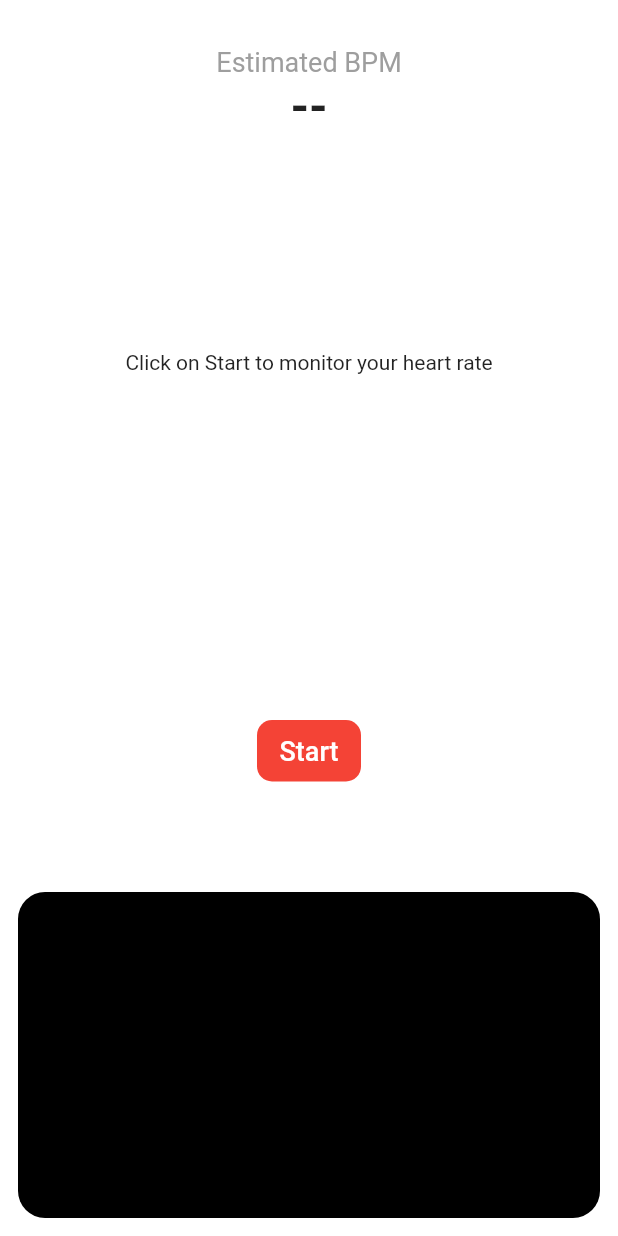
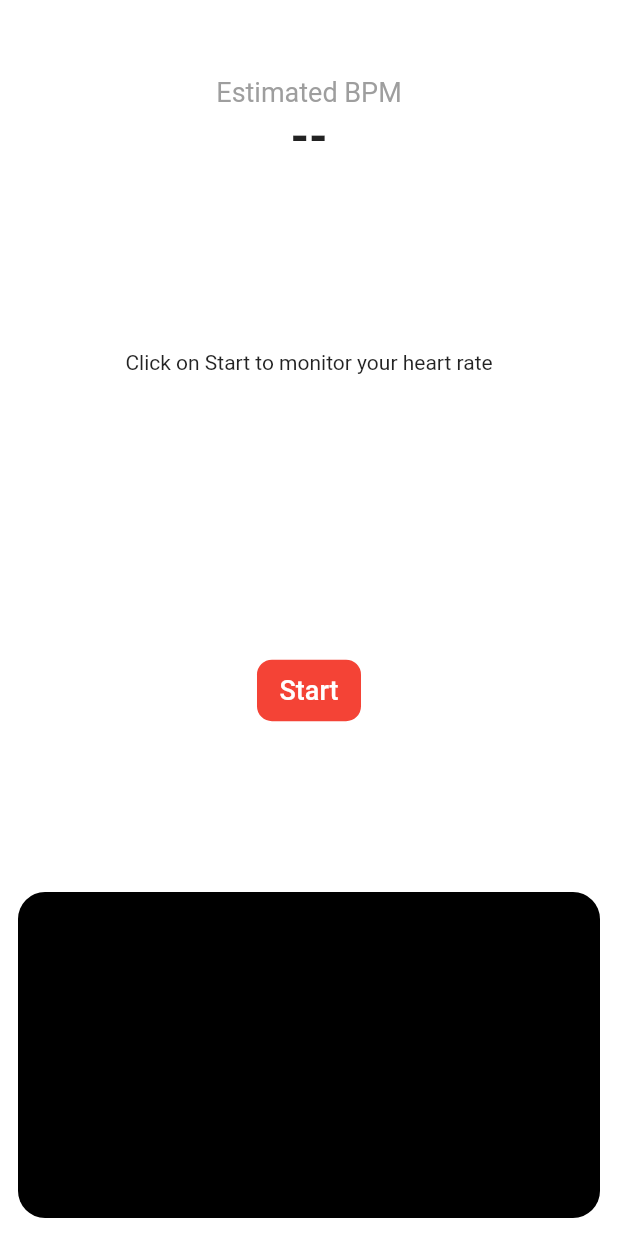
Before and after one commit to Bhumil73/heart_rate_monitor, a Flutter app: the screen it shows after launch, on a phone screen of 412 x 824 dp. Run offline on Flutter 3.47's test engine with Material 2 defaults, Android fonts, the phone set to English and light mode, and no system bars; our stand-ins replace camera, charts_flutter, wakelock.

```diff
--- a/lib/homePage.dart
+++ b/lib/homePage.dart
@@ -61,7 +61,7 @@ class HomePageView extends State<HomePage> with SingleTickerProviderStateMixin {
         child: Column(
           children: <Widget>[
             Expanded(
-              flex: 1,
+              flex: 2,
               child: Row(
                 mainAxisAlignment: MainAxisAlignment.center,
                 children: <Widget>[
@@ -95,9 +95,12 @@ class HomePageView extends State<HomePage> with SingleTickerProviderStateMixin {
                       )
                     : Transform.scale(
                         scale: toggled ? _iconScale : 0,
-                        child: ClipPath(
-                          clipper: HeartClipper(),
-                          child: CameraPreview(_controller),
+                        child: AspectRatio(
+                          aspectRatio: 0.8,
+                          child: ClipPath(
+                            clipper: HeartClipper(),
+                            child: CameraPreview(_controller),
+                          ),
                         ),
                       ),
               ),
@@ -106,7 +109,7 @@ class HomePageView extends State<HomePage> with SingleTickerProviderStateMixin {
               height: 100,
             ),
             Expanded(
-              flex: 1,
+              flex: 2,
               child: Column(
                 children: [
                   if (toggled)
@@ -137,7 +140,7 @@ class HomePageView extends State<HomePage> with SingleTickerProviderStateMixin {
               ),
             ),
             Expanded(
-              flex: 2,
+              flex: 3,
               child: Container(
                 margin: EdgeInsets.all(12),
                 decoration: BoxDecoration(
```
